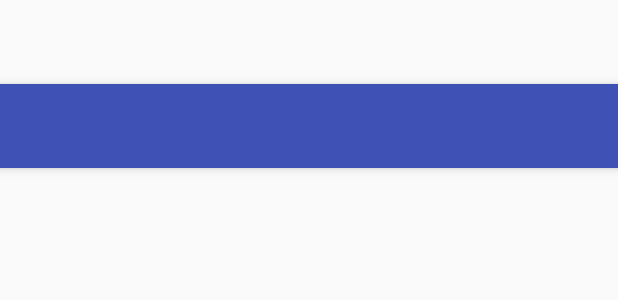
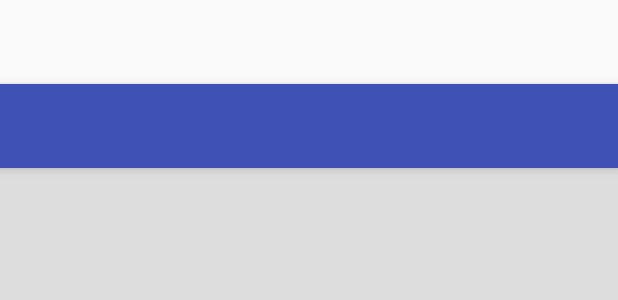
Before and after one commit to sanjay-kd/BeaconApp-Android, an Android app: the layout activity_main.xml on its own in the app's theme, with its tools: preview values and no code run, on a phone screen of 412 x 824 dp. Shown: the top 300 px of the screen. Run offline under Robolectric (Android 15) with nearby library versions, the phone set to English and light mode, and no system bars.

```diff
--- a/app/build.gradle
+++ b/app/build.gradle
@@ -3,12 +3,6 @@ apply plugin: 'com.android.application'
 android {
     compileSdkVersion 23
     buildToolsVersion "23.0.3"
-
-    signingConfigs {
-        debug {
-            storeFile file('../../debug.keystore')
-        }
-    }
 
     defaultConfig {
         applicationId "com.google.android.gms.nearby.messages.samples.hellobeacons"
--- a/app/src/main/AndroidManifest.xml
+++ b/app/src/main/AndroidManifest.xml
@@ -21,9 +21,10 @@
         android:label="@string/app_name"
         android:supportsRtl="true"
         android:theme="@style/AppTheme">
+
         <meta-data
             android:name="com.google.android.nearby.messages.API_KEY"
-            android:value="AIzaSyDvHBgbR7aq9bSGq3wZwq4FDfesPba8rBk" />
+            android:value="AIzaSyDT0GWTJu4hN-wyRJ4y7CpwWiTg4r_e2b0" />
 
         <activity
             android:name="com.google.android.gms.nearby.messages.samples.hellobeacons.MainActivity"
--- a/app/src/main/res/layout/content_main.xml
+++ b/app/src/main/res/layout/content_main.xml
@@ -17,9 +17,8 @@
     android:layout_width="match_parent"
     android:layout_height="match_parent"
     android:paddingBottom="@dimen/activity_vertical_margin"
-    android:paddingLeft="@dimen/activity_horizontal_margin"
-    android:paddingRight="@dimen/activity_horizontal_margin"
     android:paddingTop="@dimen/activity_vertical_margin"
+    android:background="#ddd"
     app:layout_behavior="@string/appbar_scrolling_view_behavior"
     tools:context="com.google.android.gms.nearby.messages.samples.hellobeacons.MainActivity"
     tools:showIn="@layout/activity_main">
--- a/app/src/main/res/values/strings.xml
+++ b/app/src/main/res/values/strings.xml
@@ -11,7 +11,7 @@
      limitations under the License.
 -->
 <resources>
-    <string name="app_name">Hello Beacons</string>
+    <string name="app_name">TrashBin Full Beacon App</string>
     <string name="action_settings">Settings</string>
 
     <string name="permission_rationale">
```
Also changed, not shown: 4 other files.
